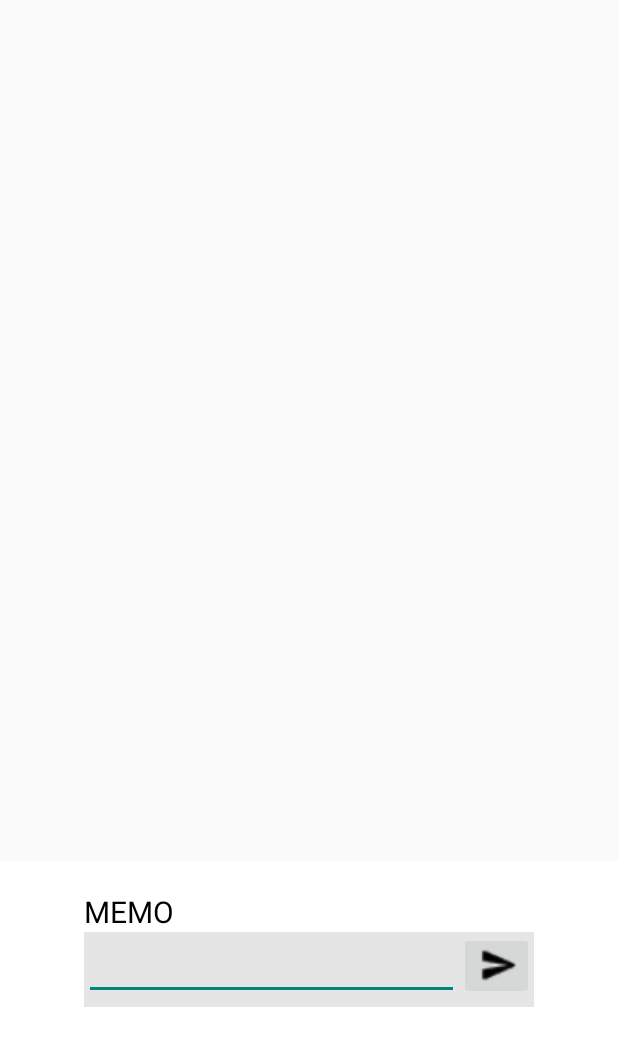
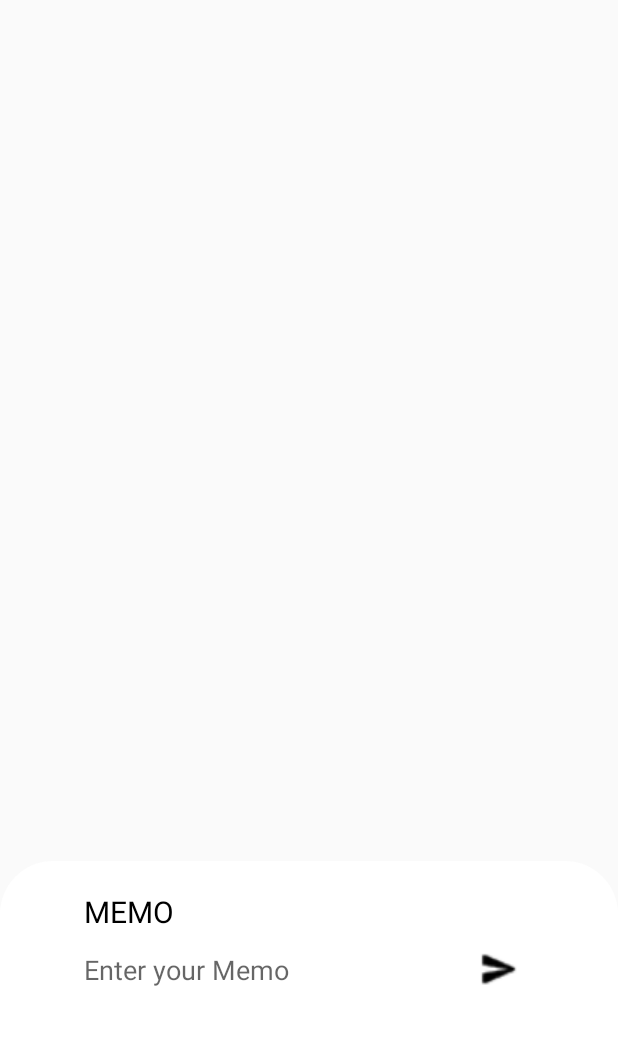
Before and after one commit to susa2020/boba_project, an Android app: the layout pop_up_memo_added.xml on its own in the app's theme, with its tools: preview values and no code run, on a phone screen of 412 x 824 dp. Shown: the top 1046 px of the screen. Run offline under Robolectric (Android 15) with nearby library versions, the phone set to English and light mode, and no system bars.

Commit message:
pop up memo 修改 加入圓角 改 輸入框和按鈕顏色 加入 corners_bg.xml

```diff
--- /dev/null
+++ b/app/src/main/res/drawable/corners_bg.xml
@@ -0,0 +1,7 @@
+<?xml version="1.0" encoding="utf-8"?>
+<shape xmlns:android="http://schemas.android.com/apk/res/android">
+    <solid android:color="#FFFFFF" />
+    <corners android:topLeftRadius="35dp"
+        android:topRightRadius="35dp"
+        />
+</shape>
--- a/app/src/main/res/layout/pop_up_memo_added.xml
+++ b/app/src/main/res/layout/pop_up_memo_added.xml
@@ -1,18 +1,22 @@
 <?xml version="1.0" encoding="utf-8"?>
-<RelativeLayout
-    xmlns:android="http://schemas.android.com/apk/res/android"
+<RelativeLayout xmlns:android="http://schemas.android.com/apk/res/android"
+    xmlns:tools="http://schemas.android.com/tools"
     android:layout_width="fill_parent"
     android:layout_height="wrap_content"
-    android:gravity="center_horizontal">
+    android:background="#00FFFFFF"
+    android:gravity="center_horizontal"
+    android:visibility="invisible"
+    tools:visibility="visible">
 
     <LinearLayout
         android:id="@+id/pop_up"
         android:layout_width="fill_parent"
         android:layout_height="250dp"
+        android:layout_alignParentBottom="true"
+
         android:gravity="center_horizontal"
         android:orientation="vertical"
-        android:layout_alignParentBottom="true"
-        android:background="#FFFFFF">
+        android:background="@drawable/corners_bg">
 
         <TextView
             android:layout_width="wrap_content"
@@ -21,27 +25,34 @@
             android:layout_marginRight="120dp"
             android:text="MEMO"
             android:textColor="#000000"
-            android:textSize="20dp"/>
+            android:textSize="20dp" />
 
         <RelativeLayout
             android:layout_width="300dp"
             android:layout_height="50dp"
             android:layout_marginLeft="30dp"
             android:layout_marginRight="30dp"
-            android:background="#E5E5E5">
+            android:background="#E5E5E5"
+            android:backgroundTint="@android:color/white">
 
             <EditText
                 android:id="@+id/type_memo"
+                style="@android:style/Widget.Material.Light.EditText"
                 android:layout_width="250dp"
-                android:layout_height="wrap_content"/>
+                android:layout_height="50dp"
+                android:background="@android:color/white"
+                android:backgroundTint="#FFFFFF"
+                android:inputType="textLongMessage|textAutoCorrect|text"
+                android:hint="@string/enter_memo"/>
 
             <ImageButton
                 android:id="@+id/memo_added_button"
-                android:layout_width="wrap_content"
-                android:layout_height="wrap_content"
+                android:layout_width="50dp"
+                android:layout_height="50dp"
                 android:layout_marginLeft="250dp"
                 android:onClick="add_momo_clicked"
-                android:src="@drawable/send_button" />
+                android:src="@drawable/send_button"
+                android:background="@android:color/white"/>
 
         </RelativeLayout>
 
--- a/app/src/main/res/values/strings.xml
+++ b/app/src/main/res/values/strings.xml
@@ -4,4 +4,5 @@
     <string name="edit_Button">edit_Button</string>
     <string name="add_bubble_button">add_bubble_button</string>
     <string name="more_button">more_button</string>
+    <string name="enter_memo">Enter your Memo</string>
 </resources>
```
Also changed, not shown: 3 other files.
